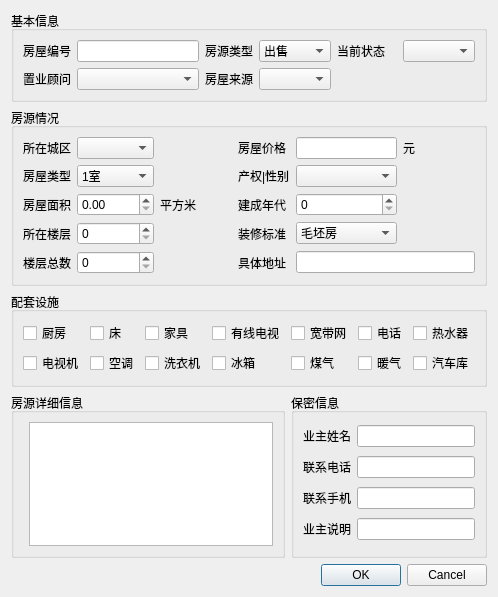
Above: fangyuandialog.ui from gmsh/fangchanzhongjie before the change. Below: the same form after it.
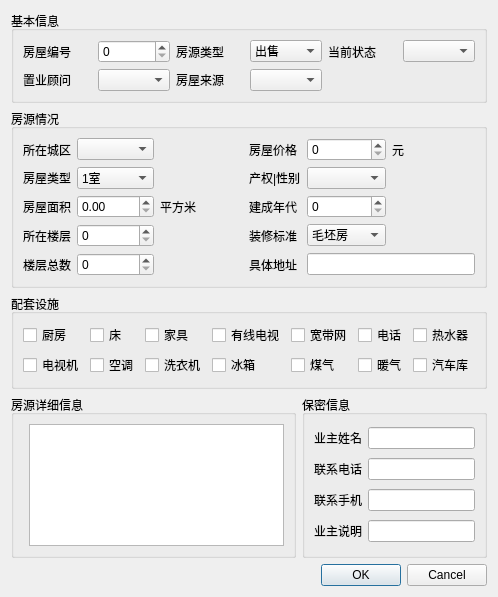
That is the form after the change. Icons and pictures are not drawn.

Commit message: finish fangyuan module

The edit to the form file:
```diff
--- a/fangyuandialog.ui
+++ b/fangyuandialog.ui
@@ -34,9 +34,6 @@
         </property>
        </widget>
       </item>
-      <item row="0" column="1">
-       <widget class="QLineEdit" name="fangwuBianhaoLineEdit"/>
-      </item>
       <item row="0" column="2">
        <widget class="QLabel" name="label_3">
         <property name="text">
@@ -48,7 +45,7 @@
        </widget>
       </item>
       <item row="0" column="3">
-       <widget class="QComboBox" name="fangwuLeixingComboBox">
+       <widget class="QComboBox" name="fangyuanLeixingComboBox">
         <item>
          <property name="text">
           <string>出售</string>
@@ -130,6 +127,9 @@
         </property>
        </spacer>
       </item>
+      <item row="0" column="1">
+       <widget class="QSpinBox" name="fangwuBianhaoSpinBox"/>
+      </item>
      </layout>
     </widget>
    </item>
@@ -175,9 +175,6 @@
         </property>
        </widget>
       </item>
-      <item row="0" column="4">
-       <widget class="QLineEdit" name="fangwuJiageLineEdit"/>
-      </item>
       <item row="0" column="5">
        <widget class="QLabel" name="label_16">
         <property name="text">
@@ -199,7 +196,7 @@
        </widget>
       </item>
       <item row="1" column="1">
-       <widget class="QComboBox" name="fangwuLeiXingComboBox">
+       <widget class="QComboBox" name="fangwuLeixingComboBox">
         <item>
          <property name="text">
           <string>1室</string>
@@ -492,6 +489,9 @@
       <item row="4" column="4" colspan="2">
        <widget class="QLineEdit" name="jutiDizhiLineEdit"/>
       </item>
+      <item row="0" column="4">
+       <widget class="QSpinBox" name="fangwuJiageSpinBox"/>
+      </item>
      </layout>
     </widget>
    </item>
```
Left out of the diff: 13 changed lines with no effect on the pictures. The commit also changes 10 other files.
